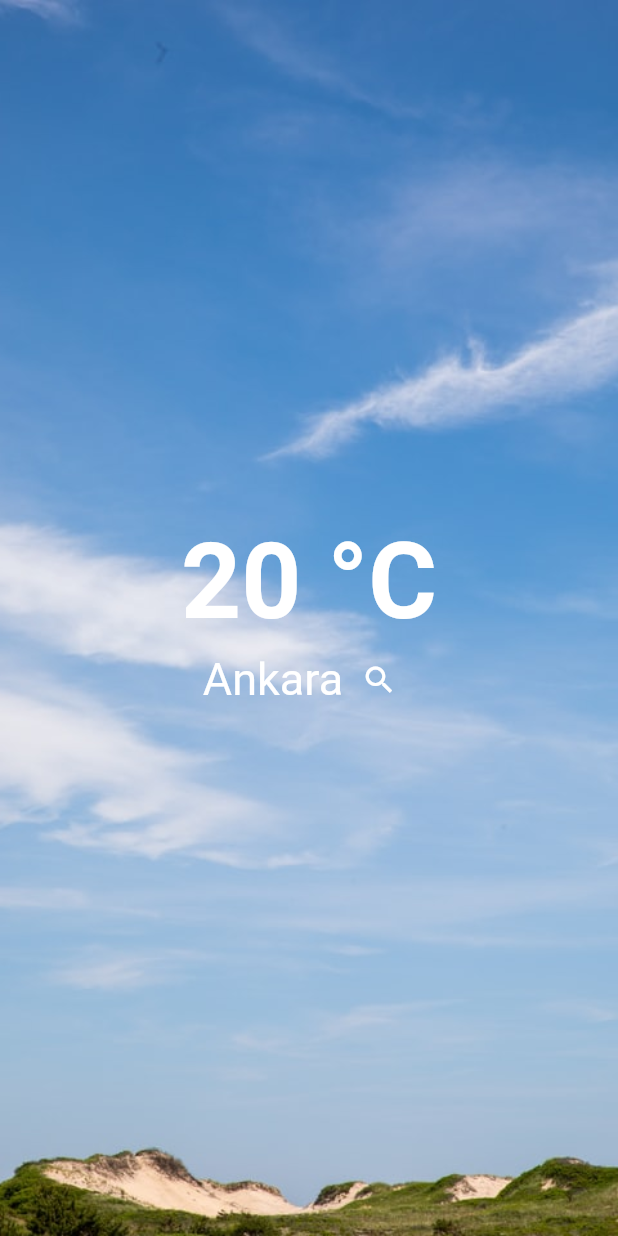
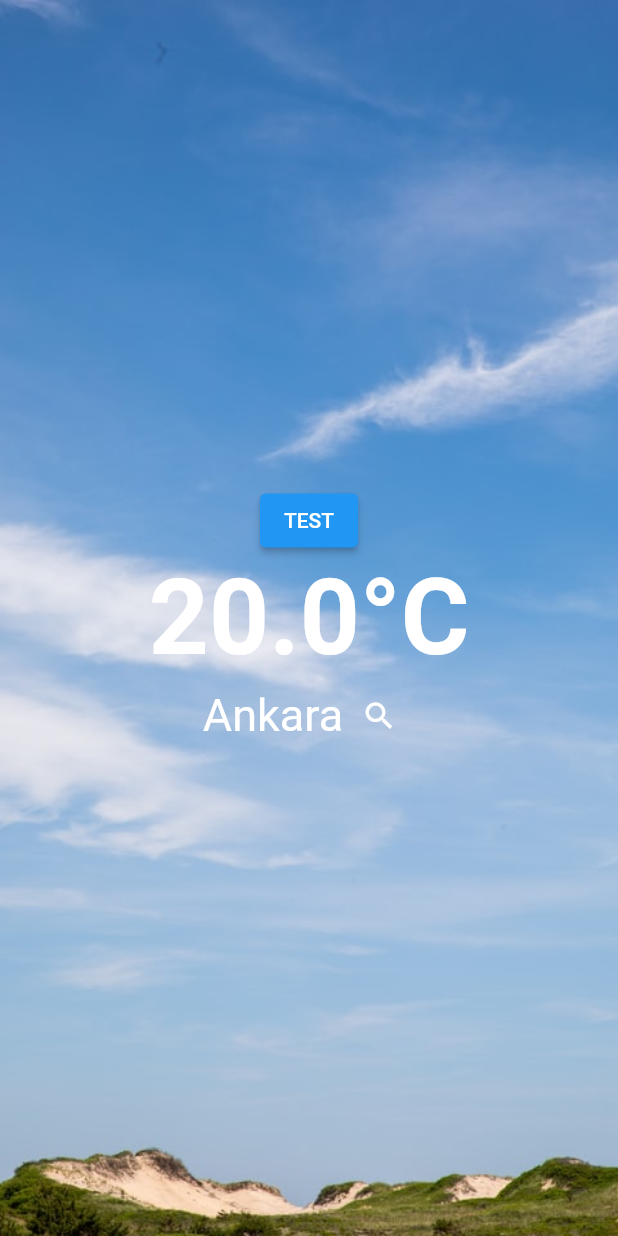
Before and after one commit to 0Suphan0/WeatherApp, a Flutter app: the screen it shows after launch, on a phone screen of 412 x 824 dp. Run offline on Flutter 3.47's test engine with Material 2 defaults, Android fonts, the phone set to English and light mode, and no system bars.

Commit message:
htttp paketi eklendi ve api test edildi.(status code 200)

```diff
--- a/weather_app/lib/home_page.dart
+++ b/weather_app/lib/home_page.dart
@@ -1,5 +1,6 @@
 import 'package:flutter/material.dart';
 import 'package:weather_app/screen_page.dart';
+import 'package:http/http.dart' as http;
 
 class HomePage extends StatefulWidget {
   const HomePage({Key? key}) : super(key: key);
@@ -10,27 +11,41 @@ class HomePage extends StatefulWidget {
 
 class _HomePageState extends State<HomePage> {
   final String backgroundAssetUrl = 'assets/c.jpg';
+  double centigrate = 20.0;
+  String location = "Ankara";
+  final String apiKey = "bbe52cc5c96e0bc331ca6e56b4d64f2f";
+
+  //Apı'den gelen Weather datasını döner.
+  Future<http.Response> getWeatherData() {
+    return http.get(Uri.parse(
+        'https://api.openweathermap.org/data/2.5/weather?units=metric&lang=tr&q=$location&appid=$apiKey'));
+  }
 
   @override
   Widget build(BuildContext context) {
     return Container(
       decoration: BoxDecoration(
-          image:
-              DecorationImage(image: AssetImage(backgroundAssetUrl), fit: BoxFit.cover)),
+          image: DecorationImage(
+              image: AssetImage(backgroundAssetUrl), fit: BoxFit.cover)),
       child: Scaffold(
         backgroundColor: Colors.transparent,
         body: Column(
           mainAxisAlignment: MainAxisAlignment.center,
           children: [
-            const Text('20 °C',
-                style: TextStyle(
+            ElevatedButton(onPressed: () async {
+             var response= await getWeatherData();
+             print(response.statusCode);
+            }, child: Text("TEST")),
+            Text("$centigrate°C",
+                style: const TextStyle(
                     fontSize: HomePageFontSize.centigradeSize,
                     fontWeight: FontWeight.bold)),
             Row(
               mainAxisAlignment: MainAxisAlignment.center,
               children: [
-                const Text("Ankara",
-                    style: TextStyle(fontSize: HomePageFontSize.locationSize)),
+                Text(location,
+                    style: const TextStyle(
+                        fontSize: HomePageFontSize.locationSize)),
                 IconButton(
                     onPressed: () {
                       Navigator.push(
--- a/weather_app/pubspec.yaml
+++ b/weather_app/pubspec.yaml
@@ -29,6 +29,7 @@ environment:
 # the latest version available on pub.dev. To see which dependencies have newer
 # versions available, run `flutter pub outdated`.
 dependencies:
+  http: ^1.1.0
   flutter:
     sdk: flutter
 
```
Also changed, not shown: weather_app/pubspec.lock, 1 other file.
